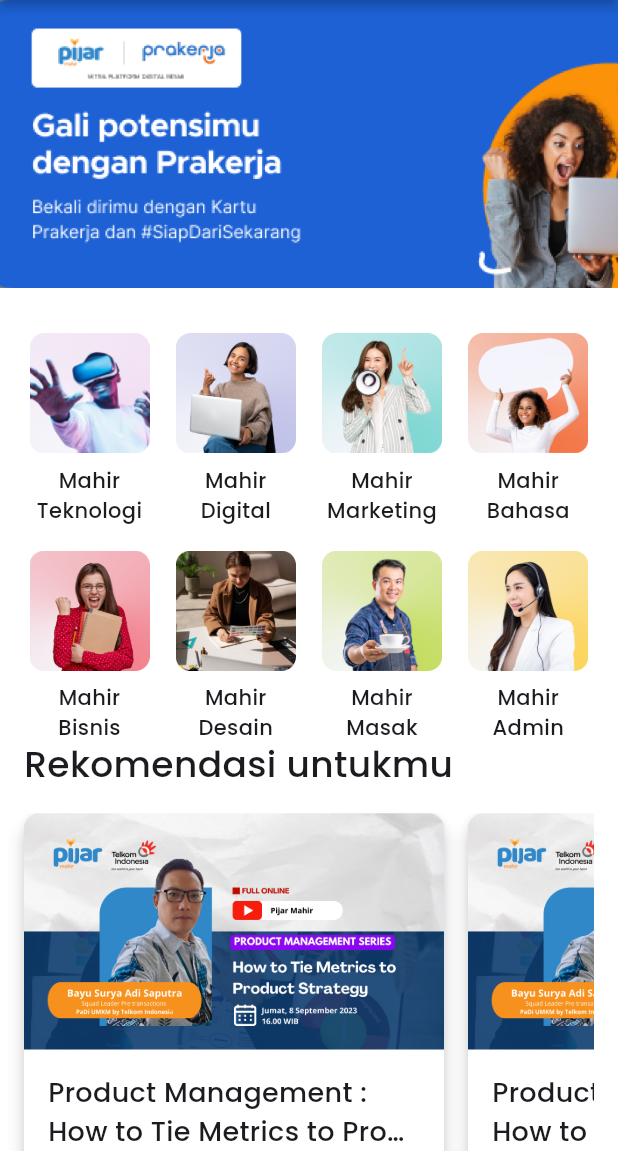
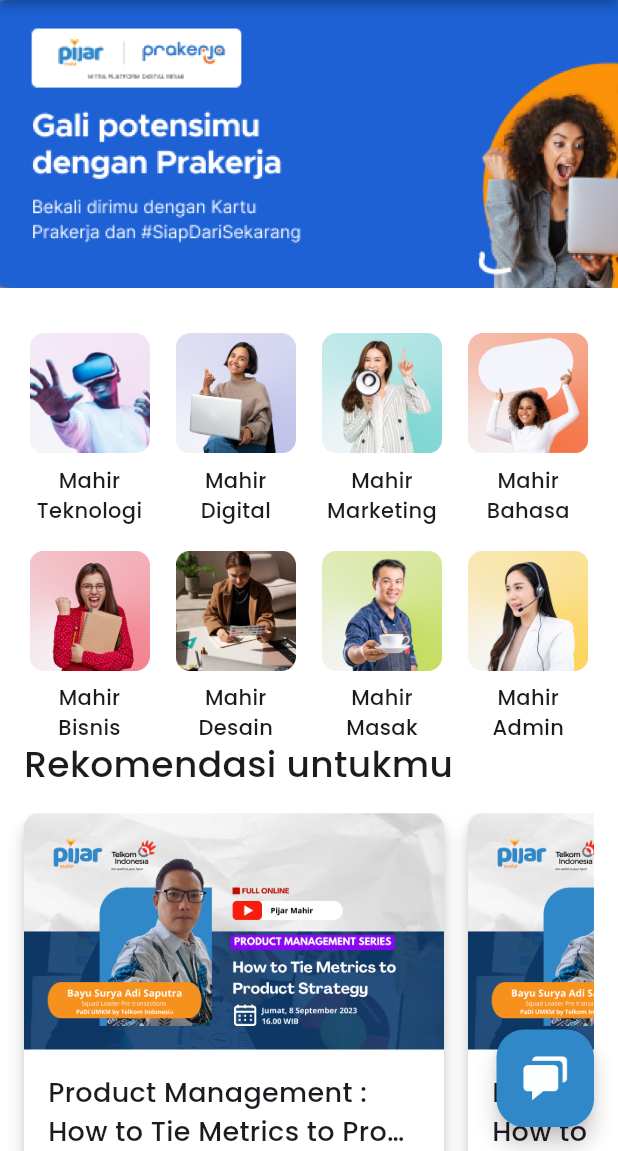
Before and after one commit to dapraws/Team62-Pijar, a Flutter app: the DashboardView screen opened by its route, on a phone screen of 412 x 824 dp, the part 85-1236 px from its top. Run offline on Flutter 3.47's test engine with Material 3 defaults, Android fonts, the light colour scheme and no system bars; our stand-ins replace expandable, get, google_fonts, percent_indicator; network calls fail.

Commit message:
feat: dashboard

```diff
--- a/lib/app/modules/dashboard/views/dashboard_view.dart
+++ b/lib/app/modules/dashboard/views/dashboard_view.dart
@@ -4,6 +4,7 @@
 import 'package:get/get.dart';
 import 'package:pijarmahir/app/data/fonts.dart';
 import 'package:pijarmahir/app/modules/article/views/article_view.dart';
+import 'package:pijarmahir/app/modules/chatbot/views/chatbot_view.dart';
 import 'package:pijarmahir/app/modules/dashboard/views/dashboard_a_view.dart';
 import 'package:pijarmahir/app/modules/dashboard/views/detail_course_view.dart';
 import 'package:pijarmahir/app/modules/discussion/views/discussion_view.dart';
@@ -680,6 +681,22 @@
           ],
         ),
       ),
+      floatingActionButton: SizedBox(
+        height: 65.0,
+        width: 65.0,
+        child: FittedBox(
+          child: FloatingActionButton(
+            onPressed: () {
+              Get.to(() => const ChatbotView());
+            },
+            backgroundColor: const Color(0xFF3088C8),
+            child: Image.asset(
+              "assets/icons/ic_chatbot.png",
+              width: 30,
+            ),
+          ),
+        ),
+      ),
     );
   }
 }
```
